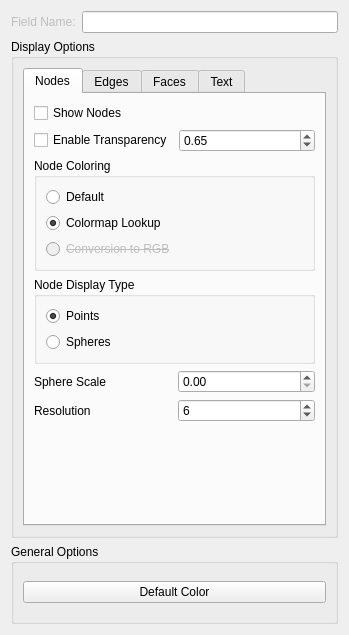
This is src/Interface/Modules/Visualization/ShowField.ui in SCIInstitute/SCIRun as Qt 5 draws it before an edit. The edited form follows.
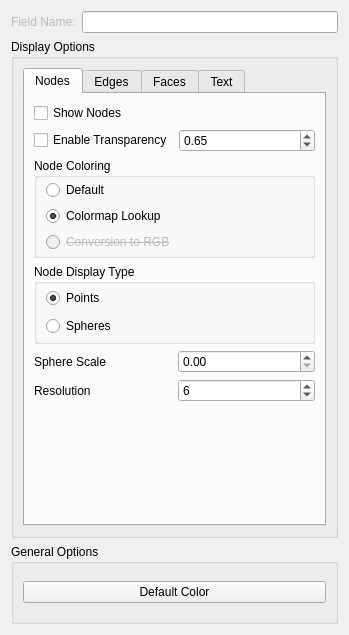
This is the edited form. The open tabs and pages were chosen to show the change.

Diff of the .ui file:
```diff
--- a/src/Interface/Modules/Visualization/ShowField.ui
+++ b/src/Interface/Modules/Visualization/ShowField.ui
@@ -129,13 +129,22 @@
             <property name="minimumSize">
              <size>
               <width>0</width>
-              <height>90</height>
+              <height>100</height>
              </size>
             </property>
             <property name="title">
              <string>Node Coloring</string>
             </property>
             <layout class="QGridLayout" name="gridLayout_5">
+             <property name="topMargin">
+              <number>2</number>
+             </property>
+             <property name="rightMargin">
+              <number>2</number>
+             </property>
+             <property name="bottomMargin">
+              <number>2</number>
+             </property>
              <item row="0" column="0">
               <widget class="QRadioButton" name="defaultNodeColoringButton_">
                <property name="text">
@@ -176,10 +185,25 @@
             <property name="enabled">
              <bool>true</bool>
             </property>
+            <property name="minimumSize">
+             <size>
+              <width>0</width>
+              <height>80</height>
+             </size>
+            </property>
             <property name="title">
              <string>Node Display Type</string>
             </property>
             <layout class="QGridLayout" name="gridLayout_4">
+             <property name="topMargin">
+              <number>2</number>
+             </property>
+             <property name="rightMargin">
+              <number>2</number>
+             </property>
+             <property name="bottomMargin">
+              <number>2</number>
+             </property>
              <item row="0" column="0">
               <widget class="QRadioButton" name="nodesAsPointsButton_">
                <property name="text">
```
Left out of the diff: 36 changed lines with no effect on the pictures.
